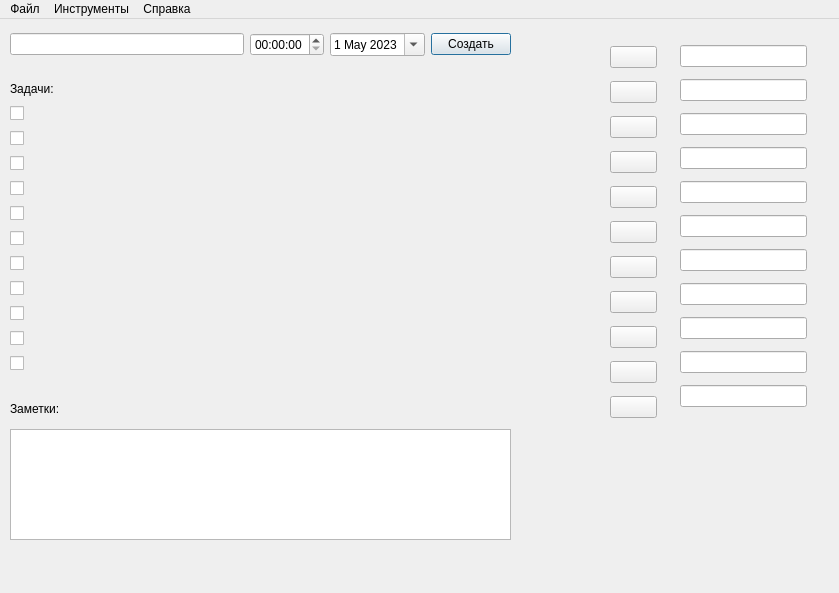
Before: the Qt Designer form mainwindow.ui in glucogen19/Organizer, drawn with Qt 5.
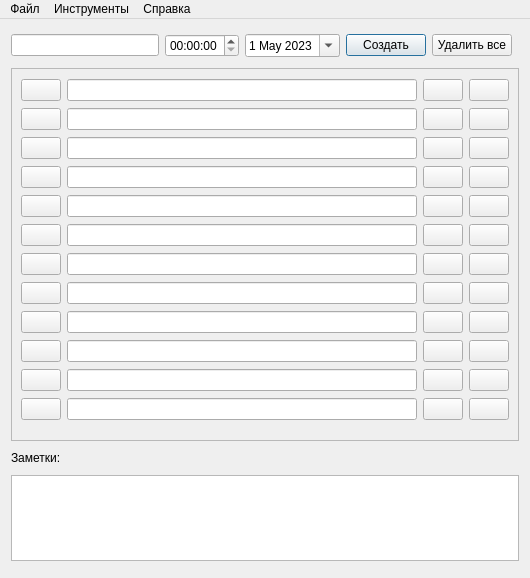
After: the same form once the commit is applied.

```diff
--- a/mainwindow.ui
+++ b/mainwindow.ui
@@ -6,8 +6,8 @@
    <rect>
     <x>0</x>
     <y>0</y>
-    <width>839</width>
-    <height>593</height>
+    <width>530</width>
+    <height>578</height>
    </rect>
   </property>
   <property name="windowTitle">
@@ -20,35 +20,22 @@
    <widget class="QTextEdit" name="textEdit">
     <property name="geometry">
      <rect>
-      <x>10</x>
-      <y>410</y>
-      <width>501</width>
-      <height>111</height>
+      <x>11</x>
+      <y>456</y>
+      <width>508</width>
+      <height>86</height>
      </rect>
     </property>
     <property name="styleSheet">
      <string notr="true"/>
     </property>
    </widget>
-   <widget class="QLabel" name="label">
-    <property name="geometry">
-     <rect>
-      <x>10</x>
-      <y>60</y>
-      <width>151</width>
-      <height>20</height>
-     </rect>
-    </property>
-    <property name="text">
-     <string>Задачи:</string>
-    </property>
-   </widget>
    <widget class="QLabel" name="label_2">
     <property name="geometry">
      <rect>
-      <x>10</x>
-      <y>380</y>
-      <width>61</width>
+      <x>11</x>
+      <y>429</y>
+      <width>60</width>
       <height>20</height>
      </rect>
     </property>
@@ -56,174 +43,486 @@
      <string>Заметки:</string>
     </property>
    </widget>
-   <widget class="QCheckBox" name="checkBox_1">
+   <widget class="QScrollArea" name="scrollArea">
     <property name="geometry">
      <rect>
-      <x>10</x>
-      <y>85</y>
-      <width>311</width>
-      <height>18</height>
+      <x>11</x>
+      <y>49</y>
+      <width>508</width>
+      <height>373</height>
      </rect>
     </property>
-    <property name="styleSheet">
-     <string notr="true"/>
-    </property>
-    <property name="text">
-     <string/>
-    </property>
-   </widget>
-   <widget class="QCheckBox" name="checkBox_2">
-    <property name="geometry">
-     <rect>
-      <x>10</x>
-      <y>110</y>
-      <width>311</width>
-      <height>18</height>
-     </rect>
-    </property>
-    <property name="styleSheet">
-     <string notr="true"/>
-    </property>
-    <property name="text">
-     <string/>
-    </property>
-   </widget>
-   <widget class="QCheckBox" name="checkBox_3">
-    <property name="geometry">
-     <rect>
-      <x>10</x>
-      <y>135</y>
-      <width>311</width>
-      <height>18</height>
-     </rect>
-    </property>
-    <property name="styleSheet">
-     <string notr="true"/>
-    </property>
-    <property name="text">
-     <string/>
-    </property>
-   </widget>
-   <widget class="QCheckBox" name="checkBox_4">
-    <property name="geometry">
-     <rect>
-      <x>10</x>
-      <y>160</y>
-      <width>311</width>
-      <height>18</height>
-     </rect>
-    </property>
-    <property name="styleSheet">
-     <string notr="true"/>
-    </property>
-    <property name="text">
-     <string/>
-    </property>
-   </widget>
-   <widget class="QCheckBox" name="checkBox_5">
-    <property name="geometry">
-     <rect>
-      <x>10</x>
-      <y>185</y>
-      <width>311</width>
-      <height>18</height>
-     </rect>
-    </property>
-    <property name="styleSheet">
-     <string notr="true"/>
-    </property>
-    <property name="text">
-     <string/>
-    </property>
-   </widget>
-   <widget class="QCheckBox" name="checkBox_6">
-    <property name="geometry">
-     <rect>
-      <x>10</x>
-      <y>210</y>
-      <width>311</width>
-      <height>18</height>
-     </rect>
-    </property>
-    <property name="styleSheet">
-     <string notr="true"/>
-    </property>
-    <property name="text">
-     <string/>
-    </property>
-   </widget>
-   <widget class="QCheckBox" name="checkBox_7">
-    <property name="geometry">
-     <rect>
-      <x>10</x>
-      <y>235</y>
-      <width>311</width>
-      <height>18</height>
-     </rect>
-    </property>
-    <property name="styleSheet">
-     <string notr="true"/>
-    </property>
-    <property name="text">
-     <string/>
-    </property>
-   </widget>
-   <widget class="QCheckBox" name="checkBox_8">
-    <property name="geometry">
-     <rect>
-      <x>10</x>
-      <y>260</y>
-      <width>311</width>
-      <height>18</height>
-     </rect>
-    </property>
-    <property name="styleSheet">
-     <string notr="true"/>
-    </property>
-    <property name="text">
-     <string/>
-    </property>
-    <property name="checkable">
+    <property name="widgetResizable">
      <bool>true</bool>
     </property>
+    <widget class="QWidget" name="scrollAreaWidgetContents_2">
+     <property name="geometry">
+      <rect>
+       <x>0</x>
+       <y>-76</y>
+       <width>489</width>
+       <height>447</height>
+      </rect>
+     </property>
+     <layout class="QGridLayout" name="gridLayout">
+      <item row="0" column="0">
+       <widget class="QPushButton" name="pushButton_1">
+        <property name="text">
+         <string/>
+        </property>
+        <property name="checkable">
+         <bool>true</bool>
+        </property>
+        <property name="checked">
+         <bool>false</bool>
+        </property>
+       </widget>
+      </item>
+      <item row="0" column="1">
+       <widget class="QLineEdit" name="lineEdit_1">
+        <property name="readOnly">
+         <bool>true</bool>
+        </property>
+       </widget>
+      </item>
+      <item row="0" column="2">
+       <widget class="QPushButton" name="pushButton_13">
+        <property name="text">
+         <string/>
+        </property>
+        <property name="checkable">
+         <bool>false</bool>
+        </property>
+       </widget>
+      </item>
+      <item row="0" column="3">
+       <widget class="QPushButton" name="pushButton_25">
+        <property name="text">
+         <string/>
+        </property>
+        <property name="checkable">
+         <bool>false</bool>
+        </property>
+       </widget>
+      </item>
+      <item row="1" column="0">
+       <widget class="QPushButton" name="pushButton_2">
+        <property name="text">
+         <string/>
+        </property>
+        <property name="checkable">
+         <bool>true</bool>
+        </property>
+       </widget>
+      </item>
+      <item row="1" column="1">
+       <widget class="QLineEdit" name="lineEdit_2">
+        <property name="readOnly">
+         <bool>true</bool>
+        </property>
+       </widget>
+      </item>
+      <item row="1" column="2">
+       <widget class="QPushButton" name="pushButton_14">
+        <property name="text">
+         <string/>
+        </property>
+        <property name="checkable">
+         <bool>false</bool>
+        </property>
+       </widget>
+      </item>
+      <item row="1" column="3">
+       <widget class="QPushButton" name="pushButton_26">
+        <property name="text">
+         <string/>
+        </property>
+        <property name="checkable">
+         <bool>false</bool>
+        </property>
+       </widget>
+      </item>
+      <item row="2" column="0">
+       <widget class="QPushButton" name="pushButton_3">
+        <property name="text">
+         <string/>
+        </property>
+        <property name="checkable">
+         <bool>true</bool>
+        </property>
+       </widget>
+      </item>
+      <item row="2" column="1">
+       <widget class="QLineEdit" name="lineEdit_3">
+        <property name="readOnly">
+         <bool>true</bool>
+        </property>
+       </widget>
+      </item>
+      <item row="2" column="2">
+       <widget class="QPushButton" name="pushButton_15">
+        <property name="text">
+         <string/>
+        </property>
+        <property name="checkable">
+         <bool>false</bool>
+        </property>
+       </widget>
+      </item>
+      <item row="2" column="3">
+       <widget class="QPushButton" name="pushButton_27">
+        <property name="text">
+         <string/>
+        </property>
+        <property name="checkable">
+         <bool>false</bool>
+        </property>
+       </widget>
+      </item>
+      <item row="3" column="0">
+       <widget class="QPushButton" name="pushButton_4">
+        <property name="text">
+         <string/>
+        </property>
+        <property name="checkable">
+         <bool>true</bool>
+        </property>
+       </widget>
+      </item>
+      <item row="3" column="1">
+       <widget class="QLineEdit" name="lineEdit_4">
+        <property name="readOnly">
+         <bool>true</bool>
+        </property>
+       </widget>
+      </item>
+      <item row="3" column="2">
+       <widget class="QPushButton" name="pushButton_16">
+        <property name="text">
+         <string/>
+        </property>
+        <property name="checkable">
+         <bool>false</bool>
+        </property>
+       </widget>
+      </item>
+      <item row="3" column="3">
+       <widget class="QPushButton" name="pushButton_28">
+        <property name="text">
+         <string/>
+        </property>
+        <property name="checkable">
+         <bool>false</bool>
+        </property>
+       </widget>
+      </item>
+      <item row="4" column="0">
+       <widget class="QPushButton" name="pushButton_5">
+        <property name="text">
+         <string/>
+        </property>
+        <property name="checkable">
+         <bool>true</bool>
+        </property>
+       </widget>
+      </item>
+      <item row="4" column="1">
+       <widget class="QLineEdit" name="lineEdit_5">
+        <property name="readOnly">
+         <bool>true</bool>
+        </property>
+       </widget>
+      </item>
+      <item row="4" column="2">
+       <widget class="QPushButton" name="pushButton_17">
+        <property name="text">
+         <string/>
+        </property>
+        <property name="checkable">
+         <bool>false</bool>
+        </property>
+       </widget>
+      </item>
+      <item row="4" column="3">
+       <widget class="QPushButton" name="pushButton_29">
+        <property name="text">
+         <string/>
+        </property>
+        <property name="checkable">
+         <bool>false</bool>
+        </property>
+       </widget>
+      </item>
+      <item row="5" column="0">
+       <widget class="QPushButton" name="pushButton_6">
+        <property name="text">
+         <string/>
+        </property>
+        <property name="checkable">
+         <bool>true</bool>
+        </property>
+       </widget>
+      </item>
+      <item row="5" column="1">
+       <widget class="QLineEdit" name="lineEdit_6">
+        <property name="readOnly">
+         <bool>true</bool>
+        </property>
+       </widget>
+      </item>
+      <item row="5" column="2">
+       <widget class="QPushButton" name="pushButton_18">
+        <property name="text">
+         <string/>
+        </property>
+        <property name="checkable">
+         <bool>false</bool>
+        </property>
+       </widget>
+      </item>
+      <item row="5" column="3">
+       <widget class="QPushButton" name="pushButton_30">
+        <property name="text">
+         <string/>
+        </property>
+        <property name="checkable">
+         <bool>false</bool>
+        </property>
+       </widget>
+      </item>
+      <item row="6" column="0">
+       <widget class="QPushButton" name="pushButton_7">
+        <property name="text">
+         <string/>
+        </property>
+        <property name="checkable">
+         <bool>true</bool>
+        </property>
+       </widget>
+      </item>
+      <item row="6" column="1">
+       <widget class="QLineEdit" name="lineEdit_7">
+        <property name="readOnly">
+         <bool>true</bool>
+        </property>
+       </widget>
+      </item>
+      <item row="6" column="2">
+       <widget class="QPushButton" name="pushButton_19">
+        <property name="text">
+         <string/>
+        </property>
+        <property name="checkable">
+         <bool>false</bool>
+        </property>
+       </widget>
+      </item>
+      <item row="6" column="3">
+       <widget class="QPushButton" name="pushButton_31">
+        <property name="text">
+         <string/>
+        </property>
+        <property name="checkable">
+         <bool>false</bool>
+        </property>
+       </widget>
+      </item>
+      <item row="7" column="0">
+       <widget class="QPushButton" name="pushButton_8">
+        <property name="text">
+         <string/>
+        </property>
+        <property name="checkable">
+         <bool>true</bool>
+        </property>
+       </widget>
+      </item>
+      <item row="7" column="1">
+       <widget class="QLineEdit" name="lineEdit_8">
+        <property name="readOnly">
+         <bool>true</bool>
+        </property>
+       </widget>
+      </item>
+      <item row="7" column="2">
+       <widget class="QPushButton" name="pushButton_20">
+        <property name="text">
+         <string/>
+        </property>
+        <property name="checkable">
+         <bool>false</bool>
+        </property>
+       </widget>
+      </item>
+      <item row="7" column="3">
+       <widget class="QPushButton" name="pushButton_32">
+        <property name="text">
+         <string/>
+        </property>
+        <property name="checkable">
+         <bool>false</bool>
+        </property>
+       </widget>
+      </item>
+      <item row="8" column="0">
+       <widget class="QPushButton" name="pushButton_9">
+        <property name="text">
+         <string/>
+        </property>
+        <property name="checkable">
+         <bool>true</bool>
+        </property>
+        <property name="checked">
+         <bool>false</bool>
+        </property>
+       </widget>
+      </item>
+      <item row="8" column="1">
+       <widget class="QLineEdit" name="lineEdit_9">
+        <property name="readOnly">
+         <bool>true</bool>
+        </property>
+       </widget>
+      </item>
+      <item row="8" column="2">
+       <widget class="QPushButton" name="pushButton_21">
+        <property name="text">
+         <string/>
+        </property>
+        <property name="checkable">
+         <bool>false</bool>
+        </property>
+       </widget>
+      </item>
+      <item row="8" column="3">
+       <widget class="QPushButton" name="pushButton_33">
+        <property name="text">
+         <string/>
+        </property>
+        <property name="checkable">
+         <bool>false</bool>
+        </property>
+       </widget>
+      </item>
+      <item row="9" column="0">
+       <widget class="QPushButton" name="pushButton_10">
+        <property name="text">
+         <string/>
+        </property>
+        <property name="checkable">
+         <bool>true</bool>
+        </property>
+       </widget>
+      </item>
+      <item row="9" column="1">
+       <widget class="QLineEdit" name="lineEdit_10">
+        <property name="readOnly">
+         <bool>true</bool>
+        </property>
+       </widget>
+      </item>
+      <item row="9" column="2">
+       <widget class="QPushButton" name="pushButton_22">
+        <property name="text">
+         <string/>
+        </property>
+        <property name="checkable">
+         <bool>false</bool>
+        </property>
+       </widget>
+      </item>
+      <item row="9" column="3">
+       <widget class="QPushButton" name="pushButton_34">
+        <property name="text">
+         <string/>
+        </property>
+        <property name="checkable">
+         <bool>false</bool>
+        </property>
+       </widget>
+      </item>
+      <item row="10" column="0">
+       <widget class="QPushButton" name="pushButton_11">
+        <property name="text">
+         <string/>
+        </property>
+        <property name="checkable">
+         <bool>true</bool>
+        </property>
+       </widget>
+      </item>
+      <item row="10" column="1">
+       <widget class="QLineEdit" name="lineEdit_11">
+        <property name="readOnly">
+         <bool>true</bool>
+        </property>
+       </widget>
+      </item>
+      <item row="10" column="2">
+       <widget class="QPushButton" name="pushButton_23">
+        <property name="text">
+         <string/>
+        </property>
+        <property name="checkable">
+         <bool>false</bool>
+        </property>
+       </widget>
+      </item>
+      <item row="10" column="3">
+       <widget class="QPushButton" name="pushButton_35">
+        <property name="text">
+         <string/>
+        </property>
+        <property name="checkable">
+         <bool>false</bool>
+        </property>
+       </widget>
+      </item>
+      <item row="11" column="0">
+       <widget class="QPushButton" name="pushButton_12">
+        <property name="text">
+         <string/>
+        </property>
+        <property name="checkable">
+         <bool>true</bool>
+        </property>
+       </widget>
+      </item>
+      <item row="11" column="1">
+       <widget class="QLineEdit" name="lineEdit_12">
+        <property name="readOnly">
+         <bool>true</bool>
+        </property>
+       </widget>
+      </item>
+      <item row="11" column="2">
+       <widget class="QPushButton" name="pushButton_24">
+        <property name="text">
+         <string/>
+        </property>
+        <property name="checkable">
+         <bool>false</bool>
+        </property>
+       </widget>
+      </item>
+      <item row="11" column="3">
+       <widget class="QPushButton" name="pushButton_36">
+        <property name="text">
+         <string/>
+        </property>
+        <property name="checkable">
+         <bool>false</bool>
+        </property>
+       </widget>
+      </item>
+     </layout>
+    </widget>
    </widget>
-   <widget class="QCheckBox" name="checkBox_11">
+   <widget class="QWidget" name="">
     <property name="geometry">
      <rect>
-      <x>10</x>
-      <y>335</y>
-      <width>311</width>
-      <height>18</height>
-     </rect>
-    </property>
-    <property name="styleSheet">
-     <string notr="true"/>
-    </property>
-    <property name="text">
-     <string/>
-    </property>
-   </widget>
-   <widget class="QCheckBox" name="checkBox_10">
-    <property name="geometry">
-     <rect>
-      <x>10</x>
-      <y>310</y>
-      <width>311</width>
-      <height>18</height>
-     </rect>
-    </property>
-    <property name="styleSheet">
-     <string notr="true"/>
-    </property>
-    <property name="text">
-     <string/>
-    </property>
-   </widget>
-   <widget class="QWidget" name="layoutWidget">
-    <property name="geometry">
-     <rect>
-      <x>10</x>
-      <y>10</y>
+      <x>11</x>
+      <y>11</y>
       <width>501</width>
       <height>31</height>
      </rect>
@@ -272,171 +571,22 @@
        </property>
       </widget>
      </item>
-    </layout>
-   </widget>
-   <widget class="QWidget" name="layoutWidget">
-    <property name="geometry">
-     <rect>
-      <x>610</x>
-      <y>20</y>
-      <width>47</width>
-      <height>391</height>
-     </rect>
-    </property>
-    <layout class="QVBoxLayout" name="verticalLayout_2">
      <item>
-      <widget class="QPushButton" name="pushButton_1">
+      <widget class="QPushButton" name="pushButton_del">
        <property name="text">
-        <string/>
+        <string>Удалить все</string>
        </property>
       </widget>
      </item>
-     <item>
-      <widget class="QPushButton" name="pushButton_2">
-       <property name="text">
-        <string/>
-       </property>
-      </widget>
-     </item>
-     <item>
-      <widget class="QPushButton" name="pushButton_3">
-       <property name="text">
-        <string/>
-       </property>
-      </widget>
-     </item>
-     <item>
-      <widget class="QPushButton" name="pushButton_4">
-       <property name="text">
-        <string/>
-       </property>
-      </widget>
-     </item>
-     <item>
-      <widget class="QPushButton" name="pushButton_5">
-       <property name="text">
-        <string/>
-       </property>
-      </widget>
-     </item>
-     <item>
-      <widget class="QPushButton" name="pushButton_6">
-       <property name="text">
-        <string/>
-       </property>
-      </widget>
-     </item>
-     <item>
-      <widget class="QPushButton" name="pushButton_7">
-       <property name="text">
-        <string/>
-       </property>
-       <property name="checkable">
-        <bool>false</bool>
-       </property>
-      </widget>
-     </item>
-     <item>
-      <widget class="QPushButton" name="pushButton_8">
-       <property name="text">
-        <string/>
-       </property>
-      </widget>
-     </item>
-     <item>
-      <widget class="QPushButton" name="pushButton_9">
-       <property name="text">
-        <string/>
-       </property>
-      </widget>
-     </item>
-     <item>
-      <widget class="QPushButton" name="pushButton_10">
-       <property name="text">
-        <string/>
-       </property>
-      </widget>
-     </item>
-     <item>
-      <widget class="QPushButton" name="pushButton_11">
-       <property name="text">
-        <string/>
-       </property>
-      </widget>
-     </item>
     </layout>
    </widget>
-   <widget class="QWidget" name="layoutWidget">
-    <property name="geometry">
-     <rect>
-      <x>680</x>
-      <y>20</y>
-      <width>127</width>
-      <height>380</height>
-     </rect>
-    </property>
-    <layout class="QVBoxLayout" name="verticalLayout">
-     <item>
-      <widget class="QLineEdit" name="lineEdit_1"/>
-     </item>
-     <item>
-      <widget class="QLineEdit" name="lineEdit_2"/>
-     </item>
-     <item>
-      <widget class="QLineEdit" name="lineEdit_3"/>
-     </item>
-     <item>
-      <widget class="QLineEdit" name="lineEdit_4"/>
-     </item>
-     <item>
-      <widget class="QLineEdit" name="lineEdit_5"/>
-     </item>
-     <item>
-      <widget class="QLineEdit" name="lineEdit_6"/>
-     </item>
-     <item>
-      <widget class="QLineEdit" name="lineEdit_7"/>
-     </item>
-     <item>
-      <widget class="QLineEdit" name="lineEdit_8"/>
-     </item>
-     <item>
-      <widget class="QLineEdit" name="lineEdit_9"/>
-     </item>
-     <item>
-      <widget class="QLineEdit" name="lineEdit_10"/>
-     </item>
-     <item>
-      <widget class="QLineEdit" name="lineEdit_11"/>
-     </item>
-    </layout>
-   </widget>
-   <widget class="QCheckBox" name="checkBox_9">
-    <property name="geometry">
-     <rect>
-      <x>10</x>
-      <y>285</y>
-      <width>311</width>
-      <height>18</height>
-     </rect>
-    </property>
-    <property name="styleSheet">
-     <string notr="true"/>
-    </property>
-    <property name="text">
-     <string/>
-    </property>
-    <property name="checked">
-     <bool>false</bool>
-    </property>
-   </widget>
   </widget>
   <widget class="QMenuBar" name="menubar">
    <property name="geometry">
     <rect>
      <x>0</x>
      <y>0</y>
-     <width>839</width>
+     <width>530</width>
      <height>25</height>
     </rect>
    </property>
```
